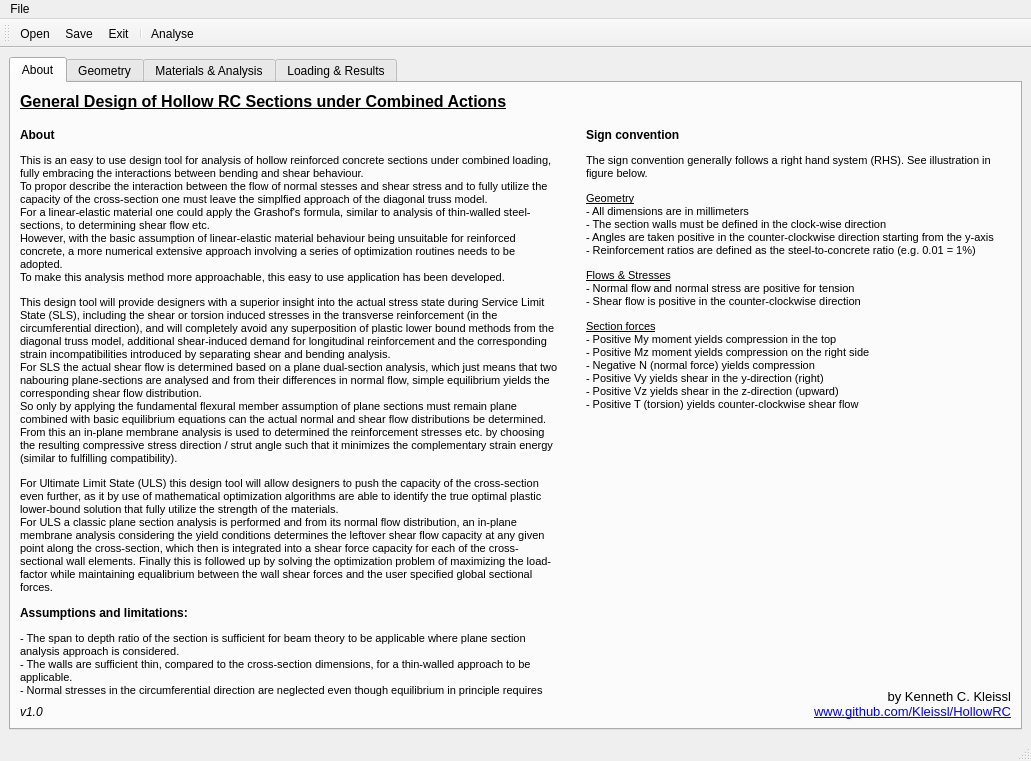
Before: the Qt Designer form HollowRC/hollow_window.ui in Kleissl/HollowRC, drawn with Qt 5.
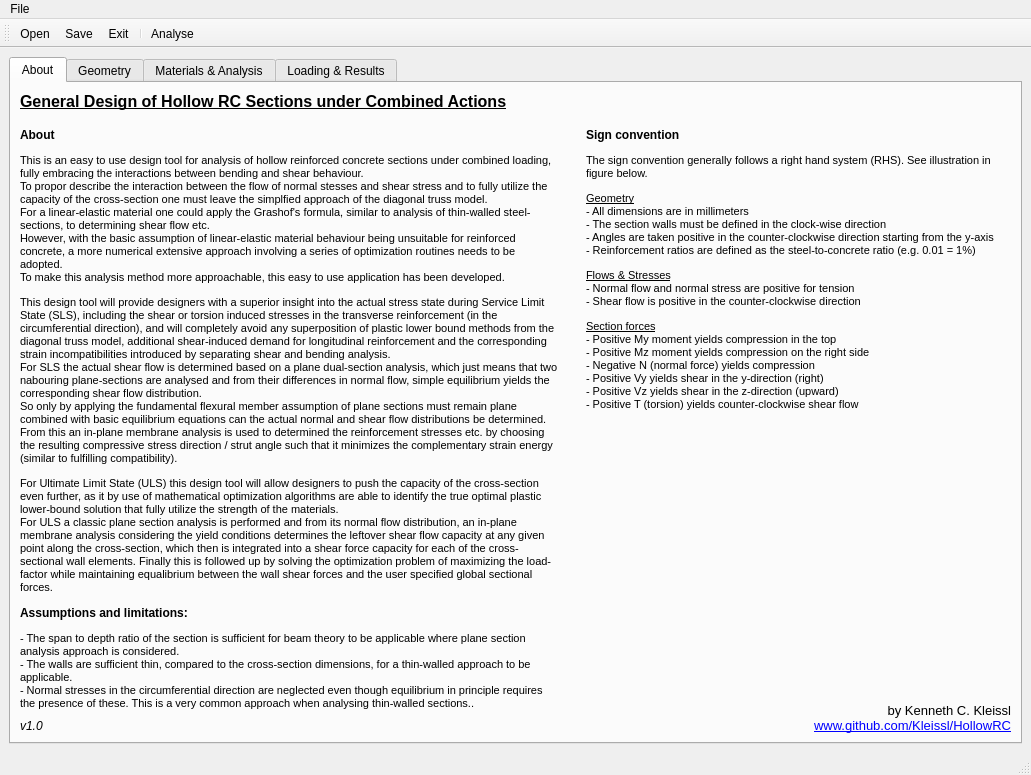
After: the same form once the commit is applied. The open tabs and pages were chosen to show the change. Icons and pictures are not drawn. Custom widgets are drawn as their Qt base class.

Commit message: fix missing sign figure on about tab

```diff
--- a/HollowRC/hollow_window.ui
+++ b/HollowRC/hollow_window.ui
@@ -7,7 +7,7 @@
     <x>0</x>
     <y>0</y>
     <width>1031</width>
-    <height>761</height>
+    <height>775</height>
    </rect>
   </property>
   <property name="windowTitle">
```
Left out of the diff: 4 changed lines with no effect on the pictures. The commit also changes 1 other file.
